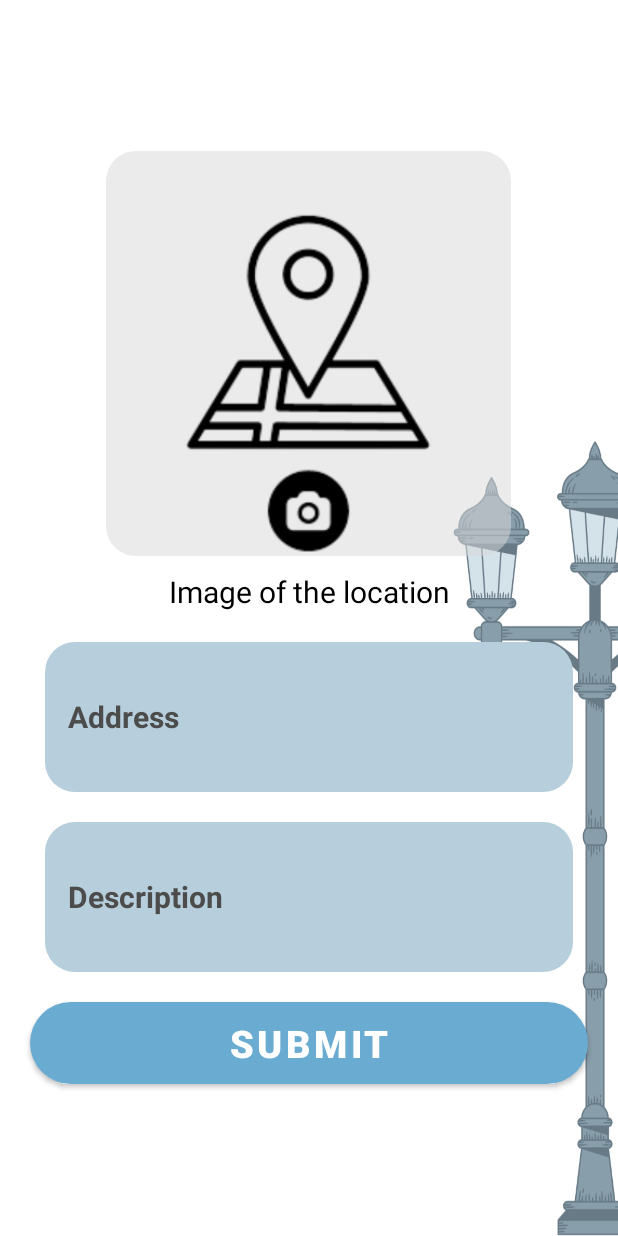
After one commit to AumSahayata/Electricity_Issue_report_App, an Android app: the ReportActivity screen opened directly, with no data from a screen before it, on a phone screen of 412 x 824 dp. The commit adds this screen. Run offline under Robolectric (Android 15) with nearby library versions, the phone set to English and light mode, and no system bars.

Commit message:
Created report page and mapped home page buttons

```diff
--- a/app/src/main/AndroidManifest.xml
+++ b/app/src/main/AndroidManifest.xml
@@ -12,15 +12,18 @@
         android:theme="@style/Theme.ElectricityIssueReport"
         tools:targetApi="31">
         <activity
+            android:name=".ReportActivity"
+            android:exported="false" />
+        <activity
             android:name=".HomeActivity"
-            android:screenOrientation="portrait"
             android:exported="false"
             android:label="@string/title_activity_home"
+            android:screenOrientation="portrait"
             android:theme="@style/Theme.ElectricityIssueReport.NoActionBar" />
         <activity
             android:name=".MainActivity"
-            android:screenOrientation="portrait"
-            android:exported="true">
+            android:exported="true"
+            android:screenOrientation="portrait">
             <intent-filter>
                 <action android:name="android.intent.action.MAIN" />
 
--- a/app/src/main/java/com/example/electricityissuereport/HomeActivity.kt
+++ b/app/src/main/java/com/example/electricityissuereport/HomeActivity.kt
@@ -1,11 +1,32 @@
 package com.example.electricityissuereport
 
+import android.content.Intent
 import androidx.appcompat.app.AppCompatActivity
 import android.os.Bundle
+import com.example.electricityissuereport.databinding.ActivityHomeBinding
 
 class HomeActivity : AppCompatActivity() {
+    private lateinit var binding:ActivityHomeBinding
     override fun onCreate(savedInstanceState: Bundle?) {
+        binding = ActivityHomeBinding.inflate(layoutInflater)
         super.onCreate(savedInstanceState)
-        setContentView(R.layout.activity_home)
+        setContentView(binding.root)
+
+        binding.newRqt.setOnClickListener {
+            val intent = Intent(this,ReportActivity::class.java)
+            startActivity(intent)
+        }
+        binding.compStrlit.setOnClickListener {
+            val intent = Intent(this,ReportActivity::class.java)
+            startActivity(intent)
+        }
+        binding.issue.setOnClickListener {
+            val intent = Intent(this,ReportActivity::class.java)
+            startActivity(intent)
+        }
+        binding.noelec.setOnClickListener {
+            val intent = Intent(this,ReportActivity::class.java)
+            startActivity(intent)
+        }
     }
 }
--- /dev/null
+++ b/app/src/main/java/com/example/electricityissuereport/ReportActivity.kt
@@ -0,0 +1,26 @@
+package com.example.electricityissuereport
+
+import android.content.Intent
+import androidx.appcompat.app.AppCompatActivity
+import android.os.Bundle
+import android.widget.Toast
+import com.example.electricityissuereport.databinding.ActivityHomeBinding
+import com.example.electricityissuereport.databinding.ActivityReportBinding
+
+class ReportActivity : AppCompatActivity() {
+    private lateinit var binding: ActivityReportBinding
+    override fun onCreate(savedInstanceState: Bundle?) {
+        super.onCreate(savedInstanceState)
+        binding = ActivityReportBinding.inflate(layoutInflater)
+        setContentView(binding.root)
+
+        binding.submit.setOnClickListener {
+
+            Toast.makeText(this,"Your request is successfully submitted.",Toast.LENGTH_SHORT).show()
+
+            val intent = Intent(this,ActivityHomeBinding::class.java)
+            startActivity(intent)
+            finish()
+        }
+    }
+}
--- /dev/null
+++ b/app/src/main/res/drawable/image_curve.xml
@@ -0,0 +1,5 @@
+<?xml version="1.0" encoding="utf-8"?>
+<shape xmlns:android="http://schemas.android.com/apk/res/android" android:shape="rectangle">
+    <corners android:radius="20dp"/>
+    <solid android:color="#85d9d9d9"/>
+</shape>
--- /dev/null
+++ b/app/src/main/res/drawable/less_curve_box.xml
@@ -0,0 +1,7 @@
+<?xml version="1.0" encoding="utf-8"?>
+<shape xmlns:android="http://schemas.android.com/apk/res/android" android:shape="rectangle">
+
+    <solid android:color="#B7CFDC"/>
+    <corners android:radius="20dp"/>
+
+</shape>
--- /dev/null
+++ b/app/src/main/res/layout/activity_report.xml
@@ -0,0 +1,81 @@
+<?xml version="1.0" encoding="utf-8"?>
+<LinearLayout xmlns:android="http://schemas.android.com/apk/res/android"
+    xmlns:app="http://schemas.android.com/apk/res-auto"
+    xmlns:tools="http://schemas.android.com/tools"
+    android:layout_width="match_parent"
+    android:layout_height="match_parent"
+    tools:context=".ReportActivity"
+    android:background="@drawable/othersidelamppost"
+    android:orientation="vertical"
+    android:gravity="center">
+
+
+    <ImageView
+        android:id="@+id/loc_img"
+        android:layout_width="270dp"
+        android:layout_height="270dp"
+        android:layout_marginBottom="10dp"
+        android:scaleType="fitXY"
+        app:srcCompat="@drawable/loc_img"
+        android:background="@drawable/image_curve"
+        />
+    <TextView
+        android:layout_width="match_parent"
+        android:layout_height="wrap_content"
+        android:text="Image of the location"
+        android:textColor="@color/black"
+        android:textSize="20sp"
+        android:textAlignment="center"
+        android:layout_marginBottom="20dp"
+        />
+
+    <androidx.appcompat.widget.AppCompatEditText
+        android:layout_width="match_parent"
+        android:id="@+id/address"
+        android:background="@drawable/less_curve_box"
+        android:layout_marginHorizontal="30dp"
+        android:layout_height="100dp"
+        android:padding="15dp"
+        android:textCursorDrawable="@null"
+        android:hint="Address"
+        android:textSize="20sp"
+        android:textStyle="bold"
+        android:textColorHint="#4C4C4C"
+        android:textColorHighlight="#D9D9D9"
+        android:textColor="@color/black"
+        android:selectAllOnFocus="true"
+        android:layout_marginBottom="20dp"
+        />
+
+    <androidx.appcompat.widget.AppCompatEditText
+        android:layout_width="match_parent"
+        android:id="@+id/desc"
+        android:background="@drawable/less_curve_box"
+        android:layout_marginHorizontal="30dp"
+        android:layout_height="100dp"
+        android:padding="15dp"
+        android:textCursorDrawable="@null"
+        android:hint="Description"
+        android:textSize="20sp"
+        android:textStyle="bold"
+        android:textColorHint="#4C4C4C"
+        android:textColorHighlight="#D9D9D9"
+        android:textColor="@color/black"
+        android:selectAllOnFocus="true"
+        android:layout_marginBottom="20dp"
+        />
+
+    <Button
+        android:id="@+id/submit"
+        android:layout_width="match_parent"
+        android:layout_height="wrap_content"
+        android:layout_marginHorizontal="20dp"
+        android:text="Submit"
+        android:textSize="25sp"
+        android:textColor="@color/white"
+        android:textStyle="bold"
+        app:backgroundTint="@null"
+        android:background="@drawable/curve_corner_button_bg"
+        />
+
+</LinearLayout>
--- a/build.gradle
+++ b/build.gradle
@@ -1,6 +1,6 @@
 // Top-level build file where you can add configuration options common to all sub-projects/modules.
 plugins {
-    id 'com.android.application' version '7.4.1' apply false
-    id 'com.android.library' version '7.4.1' apply false
+    id 'com.android.application' version '7.4.2' apply false
+    id 'com.android.library' version '7.4.2' apply false
     id 'org.jetbrains.kotlin.android' version '1.8.0' apply false
 }
```
Also changed, not shown: app/src/main/res/drawable/loc_img.png (added).
